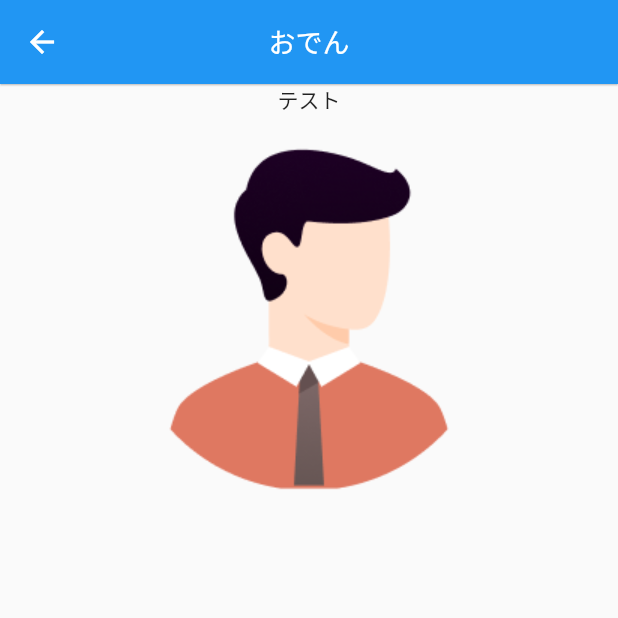
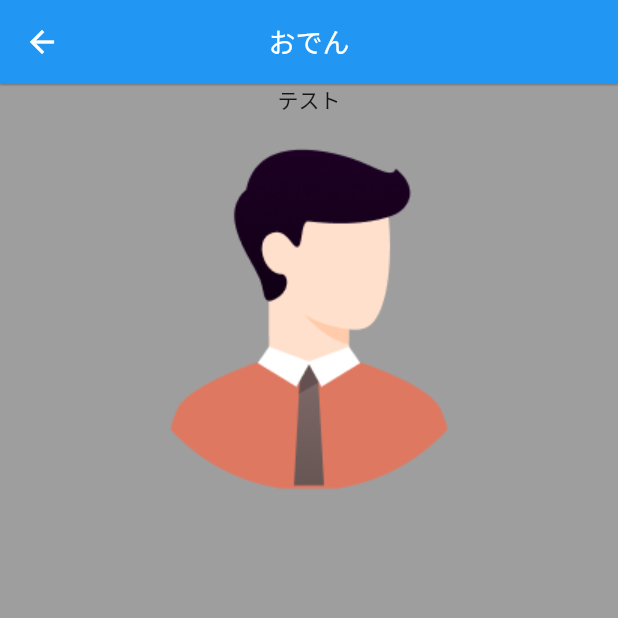
Before and after one commit to flutteruniv/hoiqoo, a Flutter app: the Oden screen opened directly, on a phone screen of 412 x 824 dp, the top half of it. Run offline on Flutter 3.47's test engine with Material 2 defaults, Android fonts, the phone set to English and light mode, and no system bars.

Commit message:
背景色をグレーに変更

```diff
--- a/lib/oden.dart
+++ b/lib/oden.dart
@@ -21,7 +21,9 @@ class _OdenState extends State<Oden> {
         elevation: 0.5,
       ),
       // TODO: 画面の背景色をグレーにしてください
-      body: Center(
+      body: ColoredBox(
+        color: Colors.grey,
+        child: Center(
           child: Column(
               // TODO: 各要素を画面の上下左右中央に配置してください
               children: [
@@ -29,7 +31,7 @@ class _OdenState extends State<Oden> {
                 const Text("テスト"),
                 // TODO: 自分のslackアイコンを画面横幅の半分の大きさで表示してください
                 Image.asset("assets/images/icon.png"),
-            ]
+              ]),
         ),
       ),
     );
```
Lines whose indentation alone changed are shown as unchanged.
